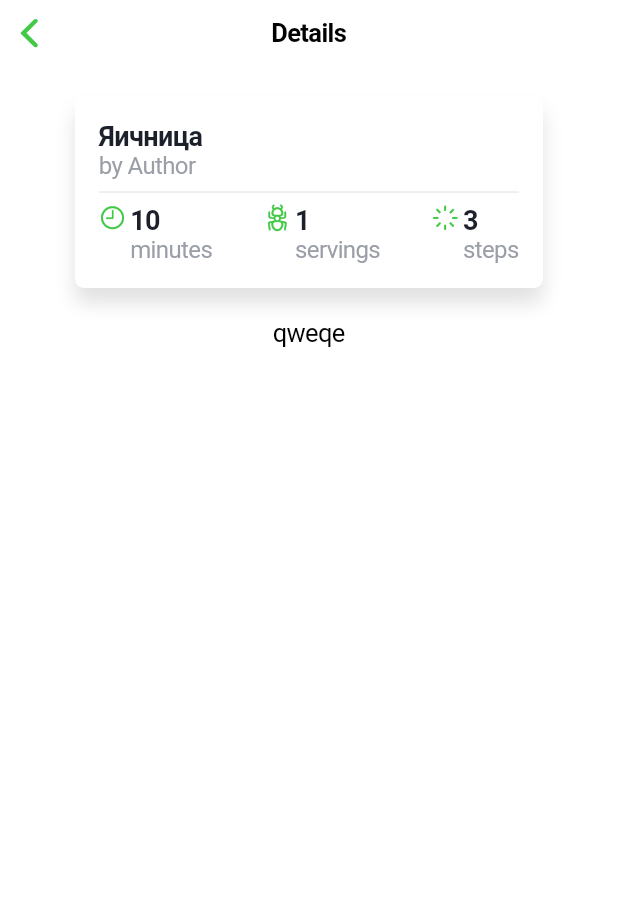
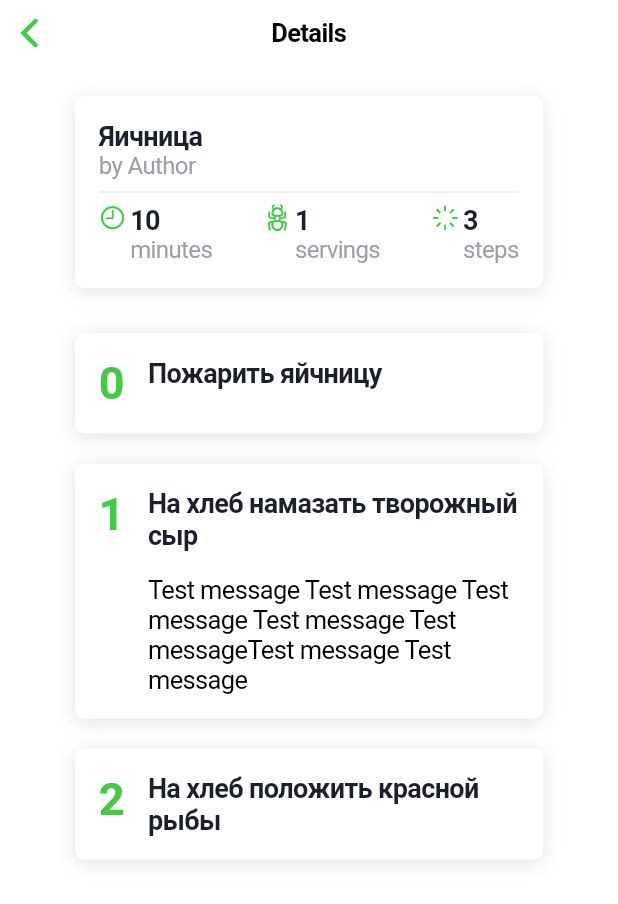
Before and after one commit to AKosmachyov/MenuApp, a Flutter app: the RecipeDetailsPage screen opened directly, on a phone screen of 412 x 824 dp. Shown: the top 904 px of the screen. Run offline on Flutter 3.47's test engine with Material 2 defaults, Android fonts, the phone set to English and light mode, and no system bars.

Commit message:
feat: recipe instructions

```diff
--- a/lib/model/models.dart
+++ b/lib/model/models.dart
@@ -88,8 +88,10 @@ class Product {
 }
 
 class Instruction {
-  const Instruction({required this.order, required this.description});
+  const Instruction(
+      {required this.order, required this.title, this.description});
 
   final int order;
-  final String description;
+  final String title;
+  final String? description;
 }
--- a/lib/model/products_repository.dart
+++ b/lib/model/products_repository.dart
@@ -61,9 +61,13 @@ class ProductsRepository {
               ]),
         ],
         instructions: [
-          Instruction(order: 0, description: "Пожарить яйчницу"),
-          Instruction(order: 1, description: "На хлеб намазать творожный сыр"),
-          Instruction(order: 2, description: "На хлеб положить красной рыбы")
+          Instruction(order: 0, title: "Пожарить яйчницу"),
+          Instruction(
+              order: 1,
+              title: "На хлеб намазать творожный сыр",
+              description:
+                  "Test message Test message Test message Test message Test messageTest message Test message"),
+          Instruction(order: 2, title: "На хлеб положить красной рыбы")
         ],
         preparationMinutes: 10,
         cookingMinutes: 10),
--- a/lib/pages/recipe_details_page.dart
+++ b/lib/pages/recipe_details_page.dart
@@ -58,14 +58,7 @@ class _RecipeDetailsPageState extends State<RecipeDetailsPage> {
 
     return SingleChildScrollView(
       child: Column(
-        children: [
-          _buildInfoCard(recipe),
-          Text("qweqe"),
-          SizedBox(height: 700),
-          Container(
-            child: Text("12313"),
-          ),
-        ],
+        children: [_buildInfoCard(recipe), _buildInstructionList(recipe)],
       ),
     );
   }
@@ -76,14 +69,8 @@ class _RecipeDetailsPageState extends State<RecipeDetailsPage> {
       padding: const EdgeInsets.all(16),
       decoration: const BoxDecoration(
         borderRadius: BorderRadius.all(Radius.circular(6)),
-        color: Colors.white,
-        boxShadow: [
-          const BoxShadow(
-            color: const Color.fromARGB(30, 0, 0, 0),
-            offset: const Offset(0, 10),
-            blurRadius: 10,
-          ),
-        ],
+        color: Styles.backgroundPrimaryColor,
+        boxShadow: [Styles.boxShadow],
       ),
       child: Column(crossAxisAlignment: CrossAxisAlignment.start, children: [
         Text(recipe.title, style: Styles.headerTextStyle),
@@ -128,40 +115,47 @@ class _RecipeDetailsPageState extends State<RecipeDetailsPage> {
       )
     ]);
   }
+
+  Widget _buildInstructionList(Recipe recipe) {
+    return Column(children: [
+      for (var item in recipe.instructions) _buildInstructionRow(item)
+    ]);
+  }
+
+  Widget _buildInstructionRow(Instruction instruction) {
+    List<Widget> cardRightBodyWidgets = [
+      Text(instruction.title, style: Styles.headerTextStyle),
+    ];
+    if (instruction.description != null) {
+      cardRightBodyWidgets.add(SizedBox(height: 16));
+      cardRightBodyWidgets.add(Text(instruction.description!));
+    }
+
+    return Container(
+        margin: const EdgeInsets.symmetric(vertical: 10, horizontal: 50),
+        padding: const EdgeInsets.all(16),
+        decoration: const BoxDecoration(
+          borderRadius: BorderRadius.all(Radius.circular(6)),
+          color: Styles.backgroundPrimaryColor,
+          boxShadow: [Styles.boxShadow],
+        ),
+        child: Row(crossAxisAlignment: CrossAxisAlignment.start, children: [
+          Text(
+            instruction.order.toString(),
+            style: TextStyle(
+              color: Styles.primaryColor,
+              fontSize: 30,
+              fontStyle: FontStyle.normal,
+              fontWeight: FontWeight.bold,
+            ),
+          ),
+          SizedBox(
+            width: 16,
+          ),
+          Expanded(
+              child: Column(
+                  crossAxisAlignment: CrossAxisAlignment.start,
+                  children: cardRightBodyWidgets))
+        ]));
+  }
 }
-
-// class RecipeDetailsPage extends StatelessWidget {
-//   @override
-//   void initState() {
-//     super.initState();
-//     futureAlbum = fetchAlbum();
-//   }
-
-//   @override
-//   Widget build(BuildContext context) {
-//     return CupertinoPageScaffold(
-//       navigationBar: CupertinoNavigationBar(middle: Text("Details")),
-//       child: Center(
-//         child: Text("Test"),
-//       ),
-//     );
-//     // return Consumer<AppStateModel>(
-//     //   builder: (context, model, child) {
-//     //     final recipes = model.getRecipes();
-
-//     //     // return CustomScrollView(
-//     //     //   semanticChildCount: recipes.length,
-//     //     //   slivers: <Widget>[
-//     //     //     const CupertinoSliverNavigationBar(
-//     //     //       largeTitle: Text('Recipe'),
-//     //     //     ),
-//     //     //     // SliverSafeArea(
-//     //     //     //   top: false,
-//     //     //     //   minimum: const EdgeInsets.only(top: 8),
-//     //     //     // ),
-//     //     //   ],
-//     //     // );
-//     //   },
-//     // );
-//   }
-// }
--- a/lib/styles.dart
+++ b/lib/styles.dart
@@ -53,10 +53,18 @@ abstract class Styles {
   static const Color textPrimaryColor = Color(0xFF1B202B);
   static const Color textSecondaryColor = Color(0xFF9A9EA7);
 
+  static const Color backgroundPrimaryColor = Color(0xFFFFFFFF);
+
   static const TextStyle headerTextStyle = TextStyle(
     color: textPrimaryColor,
     fontSize: 18,
     fontStyle: FontStyle.normal,
     fontWeight: FontWeight.bold,
   );
+
+  static const BoxShadow boxShadow = BoxShadow(
+    color: const Color.fromARGB(30, 0, 0, 0),
+    offset: const Offset(0, 2),
+    blurRadius: 10,
+  );
 }
```
